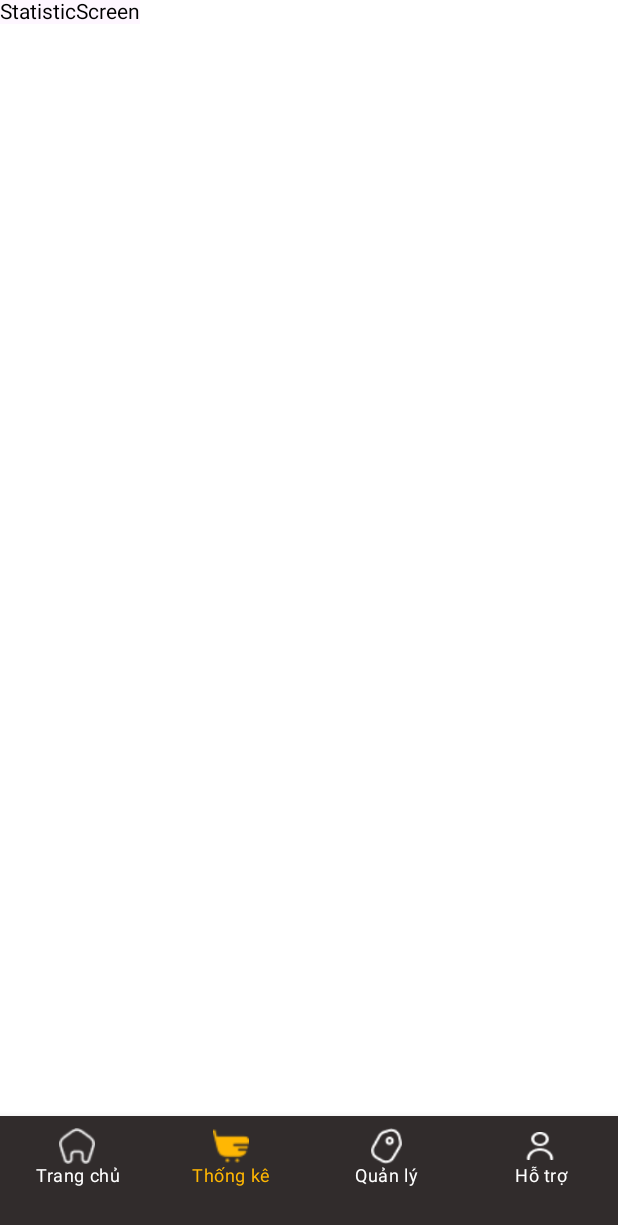
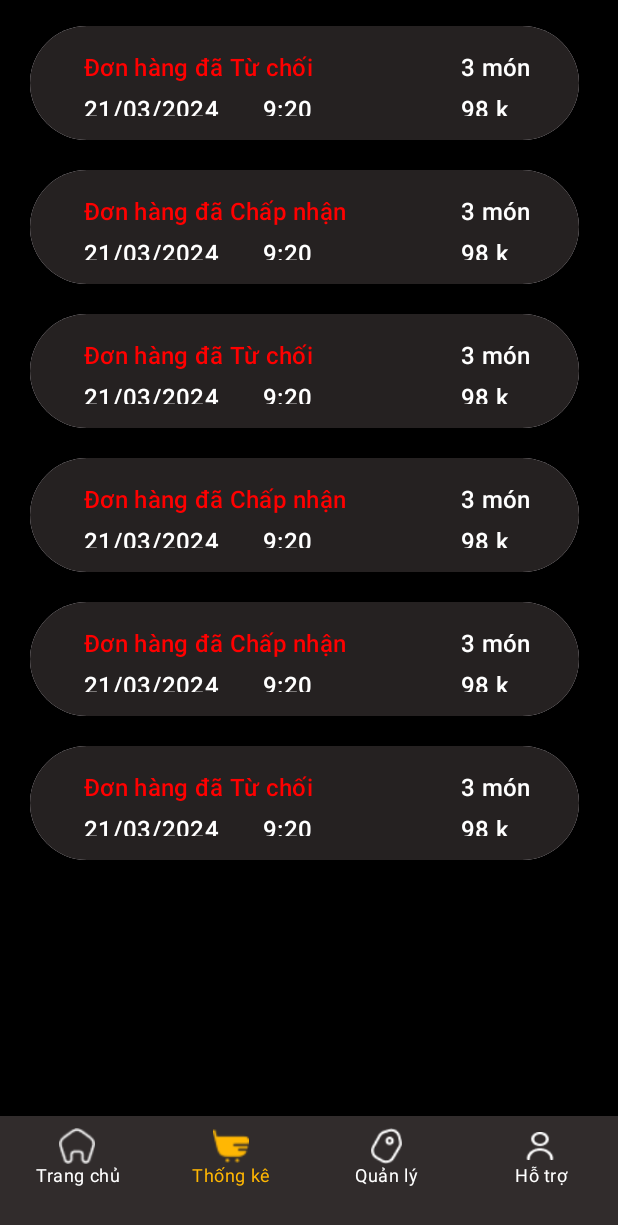
Before and after one commit to phwnam/UngDungDatComTam, an Android app built with Jetpack Compose: the BottomMainScreen screen opened through its navigation route, item 2 of the bottom bar chosen, on a phone screen of 412 x 824 dp. Shown: the top 1225 px of the screen. Run offline under Robolectric (Android 15) with nearby library versions, the phone set to English and light mode, and no system bars; our stand-ins replace Room's generated code.

Commit message:
Them giao dien thong ke

```diff
--- a/app/src/main/java/com/xuong/ungdungdatcomtam/repository/Repository.kt
+++ b/app/src/main/java/com/xuong/ungdungdatcomtam/repository/Repository.kt
@@ -4,7 +4,7 @@ import com.xuong.ungdungdatcomtam.model.entities.CategoryEntity
 import com.xuong.ungdungdatcomtam.room.CategoryDB
 
 
-class Repository(val categoryDB: CategoryDB) {
+class Repository(private val categoryDB: CategoryDB) {
     suspend fun addCategoryToRoom(categoryEntity: CategoryEntity) {
         categoryDB.categoryDAO().addCategory(categoryEntity)
     }
--- a/app/src/main/java/com/xuong/ungdungdatcomtam/ui/screens/CategoryScreen.kt
+++ b/app/src/main/java/com/xuong/ungdungdatcomtam/ui/screens/CategoryScreen.kt
@@ -5,12 +5,33 @@ import android.widget.Toast
 import androidx.compose.foundation.Image
 import androidx.compose.foundation.background
 import androidx.compose.foundation.clickable
-import androidx.compose.foundation.layout.*
+import androidx.compose.foundation.layout.Arrangement
+import androidx.compose.foundation.layout.Box
+import androidx.compose.foundation.layout.Column
+import androidx.compose.foundation.layout.PaddingValues
+import androidx.compose.foundation.layout.Row
+import androidx.compose.foundation.layout.Spacer
+import androidx.compose.foundation.layout.fillMaxSize
+import androidx.compose.foundation.layout.fillMaxWidth
+import androidx.compose.foundation.layout.height
+import androidx.compose.foundation.layout.padding
+import androidx.compose.foundation.layout.size
+import androidx.compose.foundation.layout.width
 import androidx.compose.foundation.lazy.LazyColumn
 import androidx.compose.foundation.lazy.items
 import androidx.compose.foundation.shape.RoundedCornerShape
-import androidx.compose.material3.*
-import androidx.compose.runtime.*
+import androidx.compose.material3.Button
+import androidx.compose.material3.ButtonDefaults
+import androidx.compose.material3.OutlinedTextField
+import androidx.compose.material3.Scaffold
+import androidx.compose.material3.Surface
+import androidx.compose.material3.Text
+import androidx.compose.runtime.Composable
+import androidx.compose.runtime.collectAsState
+import androidx.compose.runtime.getValue
+import androidx.compose.runtime.mutableStateOf
+import androidx.compose.runtime.remember
+import androidx.compose.runtime.setValue
 import androidx.compose.ui.Alignment
 import androidx.compose.ui.Modifier
 import androidx.compose.ui.graphics.Color
@@ -29,8 +50,7 @@ import com.xuong.ungdungdatcomtam.viewmodel.CategoryViewModel
 @SuppressLint("UnusedMaterial3ScaffoldPaddingParameter")
 @Composable
 fun CategoryScreen(
-    viewModel: CategoryViewModel,
-    onBackClick: () -> Unit
+    viewModel: CategoryViewModel, onBackClick: () -> Unit
 ) {
     var inputCategoryName by remember { mutableStateOf("") }
     val empty by remember { mutableStateOf("") }
@@ -120,7 +140,8 @@ fun CategoryScreen(
                 }
 
                 if (showAddDialog) {
-                    AddLoaiDialog(onDismiss = { showAddDialog = false }, onConfirm = {
+                    AddCategoryDialog(onDismiss = { showAddDialog = false },
+                        onConfirm = {
                             viewModel.addCategory(
                                 CategoryEntity(
                                     0,
@@ -129,11 +150,14 @@ fun CategoryScreen(
                             )
                             showAddDialog = false
                             inputCategoryName = empty
-                    }, inputCategoryName = inputCategoryName, onInputChange = { inputCategoryName = it })
+                        },
+                        inputCategoryName = inputCategoryName,
+                        onInputChange = { inputCategoryName = it })
                 }
 
                 if (showEditDialog) {
-                    EditLoaiDialog(onDismiss = { showEditDialog = false }, onConfirm = {
+                    EditCategoryDialog(onDismiss = { showEditDialog = false },
+                        onConfirm = {
                             selectedCategory?.let {
                                 viewModel.updateCategory(
                                     it.copy(
@@ -143,25 +167,25 @@ fun CategoryScreen(
                             }
                             showEditDialog = false
                             inputCategoryName = empty
-                    }, inputCategoryName = inputCategoryName, onInputChange = { inputCategoryName = it })
+                        },
+                        inputCategoryName = inputCategoryName,
+                        onInputChange = { inputCategoryName = it })
                 }
                 if (showDeleteDialog) {
                     DeleteLoaiSanphamDialog(onDismiss = { showDeleteDialog = false }, onConfirm = {
                         selectedCategory?.let { category ->
                             viewModel.deleteCategory(category)
                         }
-                        showDeleteDialog = false // Dismiss dialog after deleting
+                        showDeleteDialog = false
                     })
                 }
-
-
             }
         }
     })
 }
 
 @Composable
-fun AddLoaiDialog(
+fun AddCategoryDialog(
     onDismiss: () -> Unit,
     onConfirm: (String) -> Unit,
     inputCategoryName: String,
@@ -215,9 +239,7 @@ fun AddLoaiDialog(
                         onClick = {
                             if (inputCategoryName.isEmpty()) {
                                 Toast.makeText(
-                                    context,
-                                    "Vui lòng nhập Category",
-                                    Toast.LENGTH_SHORT
+                                    context, "Vui lòng nhập Category", Toast.LENGTH_SHORT
                                 ).show()
                             } else {
                                 onConfirm(inputCategoryName)
@@ -240,7 +262,7 @@ fun AddLoaiDialog(
 }
 
 @Composable
-fun EditLoaiDialog(
+fun EditCategoryDialog(
     onDismiss: () -> Unit,
     onConfirm: (String) -> Unit,
     inputCategoryName: String,
@@ -294,9 +316,7 @@ fun EditLoaiDialog(
                         onClick = {
                             if (inputCategoryName.isEmpty()) {
                                 Toast.makeText(
-                                    context,
-                                    "Vui lòng nhập Category",
-                                    Toast.LENGTH_SHORT
+                                    context, "Vui lòng nhập Category", Toast.LENGTH_SHORT
                                 ).show()
                             } else {
                                 onConfirm(inputCategoryName)
@@ -340,9 +360,7 @@ fun DeleteLoaiSanphamDialog(
             ) {
                 Spacer(modifier = Modifier.height(10.dp))
                 Text(
-                    text = "Thông báo !!! ",
-                    color = Color.White,
-                    modifier = Modifier.fillMaxWidth()
+                    text = "Thông báo !!! ", color = Color.White, modifier = Modifier.fillMaxWidth()
                 )
                 Spacer(modifier = Modifier.height(10.dp))
                 Text(
--- a/app/src/main/java/com/xuong/ungdungdatcomtam/ui/screens/StatisticScreen.kt
+++ b/app/src/main/java/com/xuong/ungdungdatcomtam/ui/screens/StatisticScreen.kt
@@ -1,12 +1,122 @@
 package com.xuong.ungdungdatcomtam.ui.screens
 
+import androidx.compose.foundation.background
+import androidx.compose.foundation.layout.Arrangement
+import androidx.compose.foundation.layout.Box
 import androidx.compose.foundation.layout.Column
-import androidx.compose.material.Text
+import androidx.compose.foundation.layout.Row
+import androidx.compose.foundation.layout.fillMaxSize
+import androidx.compose.foundation.layout.fillMaxWidth
+import androidx.compose.foundation.layout.height
+import androidx.compose.foundation.layout.padding
+import androidx.compose.foundation.layout.width
+import androidx.compose.foundation.lazy.LazyColumn
+import androidx.compose.foundation.lazy.items
+import androidx.compose.foundation.shape.RoundedCornerShape
+import androidx.compose.material3.Card
+import androidx.compose.material3.CardDefaults
+import androidx.compose.material3.MaterialTheme
+import androidx.compose.material3.Text
 import androidx.compose.runtime.Composable
+import androidx.compose.ui.Modifier
+import androidx.compose.ui.graphics.Color
+import androidx.compose.ui.tooling.preview.Preview
+import androidx.compose.ui.unit.dp
+data class ListTK(val time:String,val description:String)
+@Preview
+@Composable
+fun StatisticScreen() {
+    val itemTK = listOf(
+        ListTK("21/03/2024", "Đơn hàng đã Từ chối"),
+        ListTK("21/03/2024", "Đơn hàng đã Chấp nhận"),
+        ListTK("21/03/2024", "Đơn hàng đã Từ chối"),
+        ListTK("21/03/2024", "Đơn hàng đã Chấp nhận"),
+        ListTK("21/03/2024", "Đơn hàng đã Chấp nhận"),
+        ListTK("21/03/2024", "Đơn hàng đã Từ chối"),
+    )
+    Box(modifier = Modifier
+        .fillMaxSize()
+        .background(Color.Black)) {}
+    LazyColumn(
+        modifier = Modifier
+            .padding(top = 7.dp)
+            .fillMaxSize()
+            .background(Color.Black)
+    )
+    {
+        items(itemTK) { item ->
+            ListItemViewTK(item = item)
+        }
+    }
+}
 
 @Composable
-fun StatisticScreen(){
-    Column {
-        Text(text = "StatisticScreen")
+fun ListItemViewTK(item: ListTK) {
+    Card(
+        shape = RoundedCornerShape(40.dp),
+        modifier = Modifier
+            .padding(start = 20.dp, bottom = 10.dp, top = 10.dp)
+            .width(366.dp)
+            .height(76.dp)
+            .fillMaxWidth(),
+        elevation = CardDefaults.cardElevation(defaultElevation = 4.dp) ,
+//        colors = CardDefaults.cardColors(containerColor = Color(0x2F2D2D))
+    ) {
+        Box(
+            modifier = Modifier
+                .fillMaxSize()
+                .background(Color(0xff252121)) // Màu nền của Card
+
+        ) {
+            Column(
+                modifier = Modifier
+                    .padding(16.dp)
+            ) {
+                Row(
+                    modifier = Modifier
+                        .fillMaxWidth(),
+
+                    horizontalArrangement = Arrangement.SpaceBetween
+                ) {
+                    Text(
+                        text = item.description,
+                        style = MaterialTheme.typography.titleMedium,
+                        color = Color.Red,
+                        modifier = Modifier.padding(start = 20.dp, bottom = 4.dp)
+                    )
+                    Text(
+                        text = "3 món",
+                        style = MaterialTheme.typography.titleMedium,
+                        color = Color.White,
+                        modifier = Modifier.padding(end = 15.dp, bottom = 4.dp)
+                    )
+                }
+                Row(
+                    modifier = Modifier.fillMaxWidth(),
+                    horizontalArrangement = Arrangement.SpaceBetween
+                ) {
+                    Text(
+                        text =item.time,
+                        style = MaterialTheme.typography.titleMedium,
+                        color = Color.White,
+                        modifier = Modifier.padding(start = 20.dp)
+                    )
+                    Text(
+                        text = "9:20",
+                        style = MaterialTheme.typography.titleMedium,
+                        color = Color.White,
+                        modifier = Modifier
+                            .padding(end = 70.dp)
+
+                    )
+                    Text(
+                        text = "98 k",
+                        style = MaterialTheme.typography.titleMedium,
+                        color = Color.White,
+                        modifier = Modifier.padding(end = 30.dp)
+                    )
+                }
+            }
+        }
     }
 }
--- a/app/src/main/java/com/xuong/ungdungdatcomtam/viewmodel/CategoryViewModel.kt
+++ b/app/src/main/java/com/xuong/ungdungdatcomtam/viewmodel/CategoryViewModel.kt
@@ -6,7 +6,7 @@ import com.xuong.ungdungdatcomtam.model.entities.CategoryEntity
 import com.xuong.ungdungdatcomtam.repository.Repository
 import kotlinx.coroutines.launch
 
-class CategoryViewModel(val repository: Repository): ViewModel() {
+class CategoryViewModel(private val repository: Repository): ViewModel() {
     fun addCategory(category: CategoryEntity) {
         viewModelScope.launch {
             repository.addCategoryToRoom(category)
```
Lines whose indentation alone changed are shown as unchanged.
